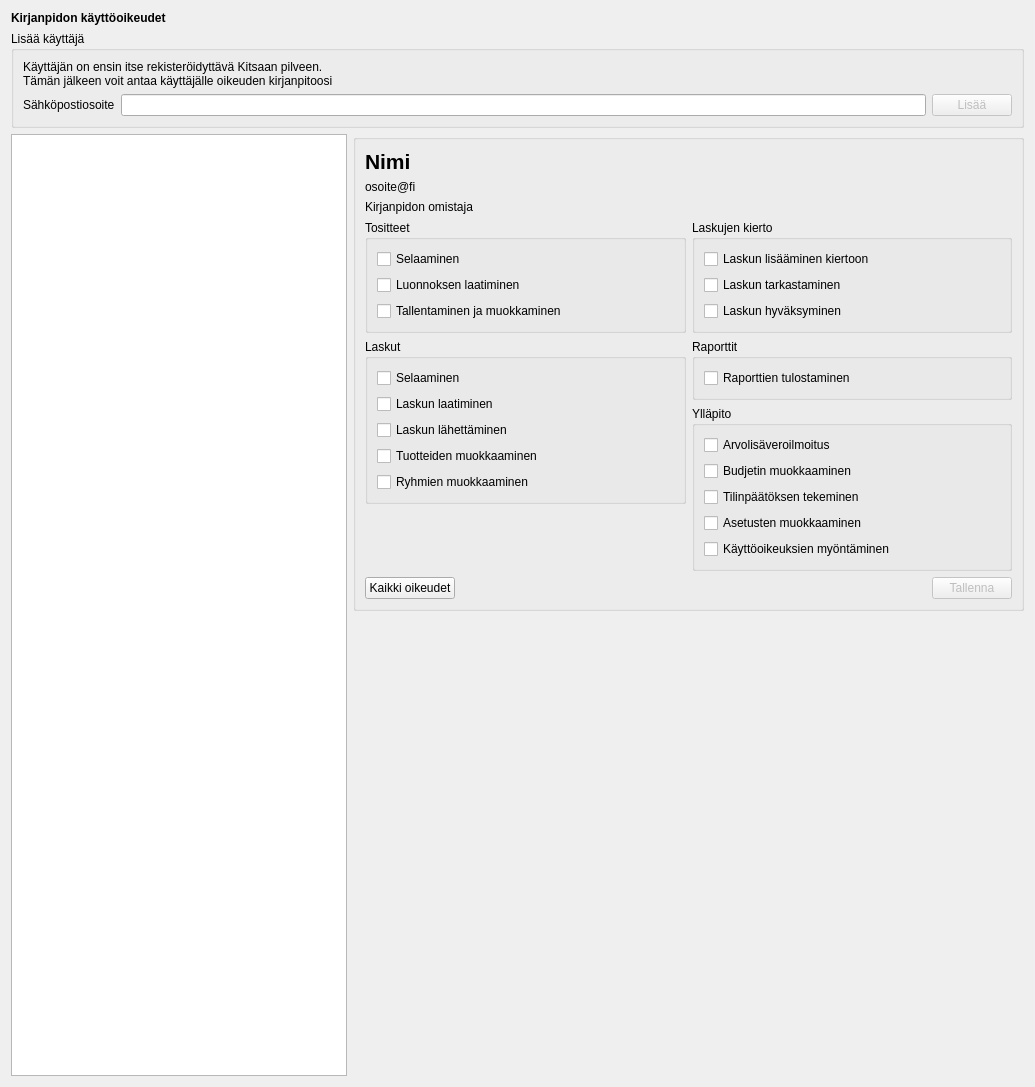
artoh/kitupiikki, file kitsas/maaritys/kayttooikeudet/kayttooikeudet.ui: the form before one commit.
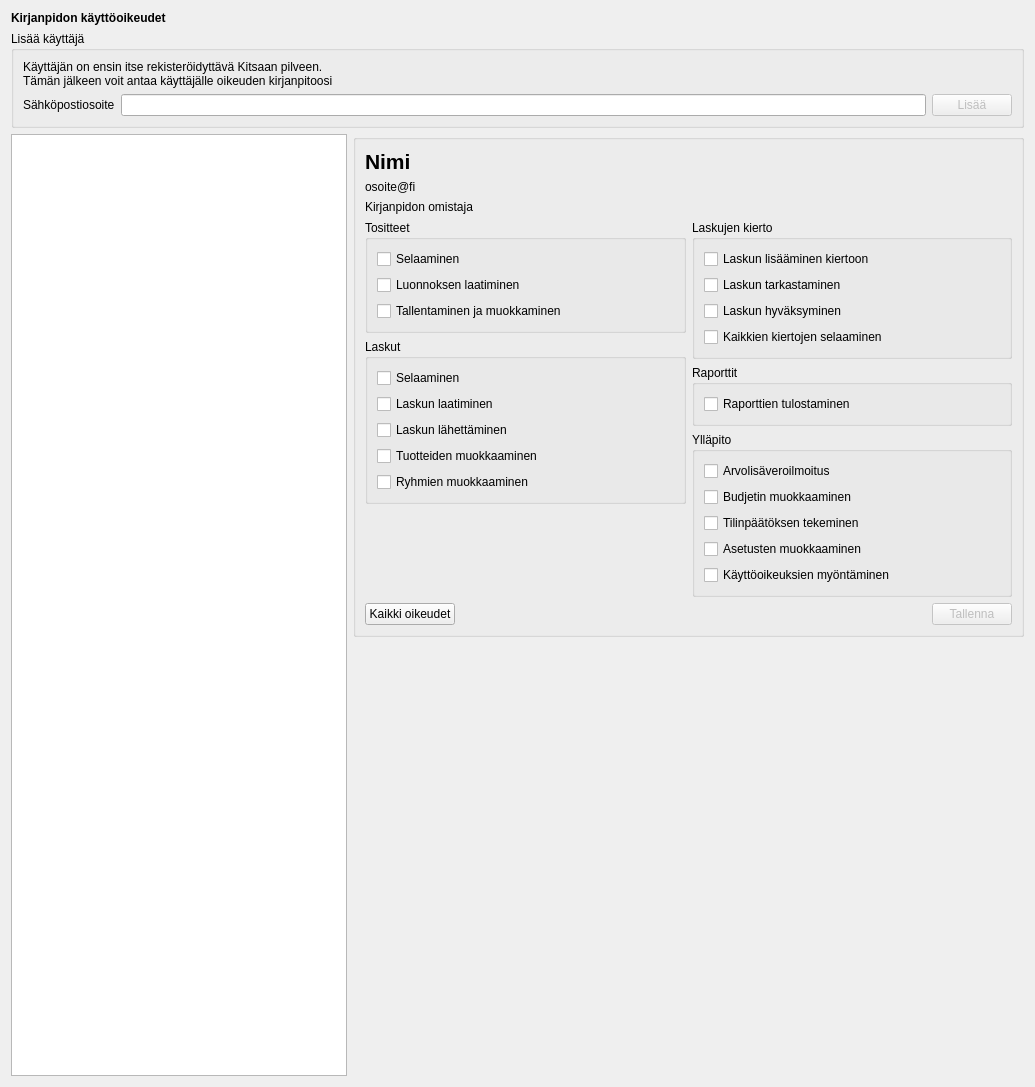
The form after the commit. Icons and pictures are not drawn.

```diff
--- a/kitsas/maaritys/kayttooikeudet/kayttooikeudet.ui
+++ b/kitsas/maaritys/kayttooikeudet/kayttooikeudet.ui
@@ -307,6 +307,16 @@
                    </property>
                   </widget>
                  </item>
+                 <item>
+                  <widget class="QCheckBox" name="checkBox_14">
+                   <property name="text">
+                    <string>Kaikkien kiertojen selaaminen</string>
+                   </property>
+                   <property name="Oikeus" stdset="0">
+                    <string notr="true">Ks</string>
+                   </property>
+                  </widget>
+                 </item>
                 </layout>
                </widget>
               </item>
```
